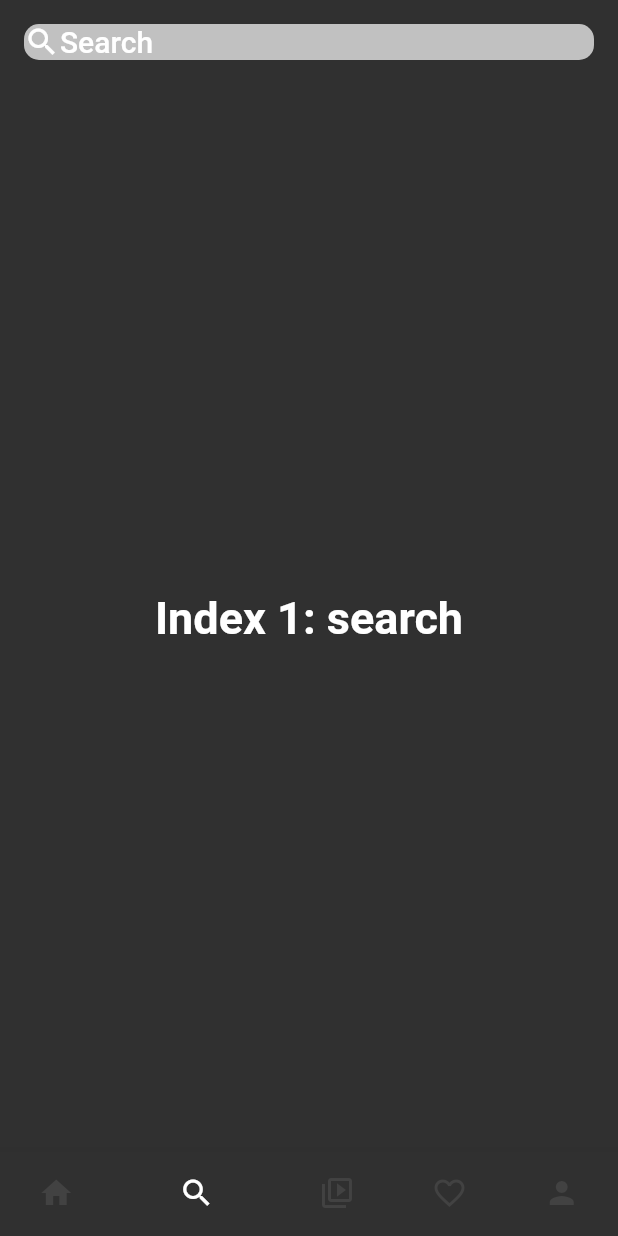
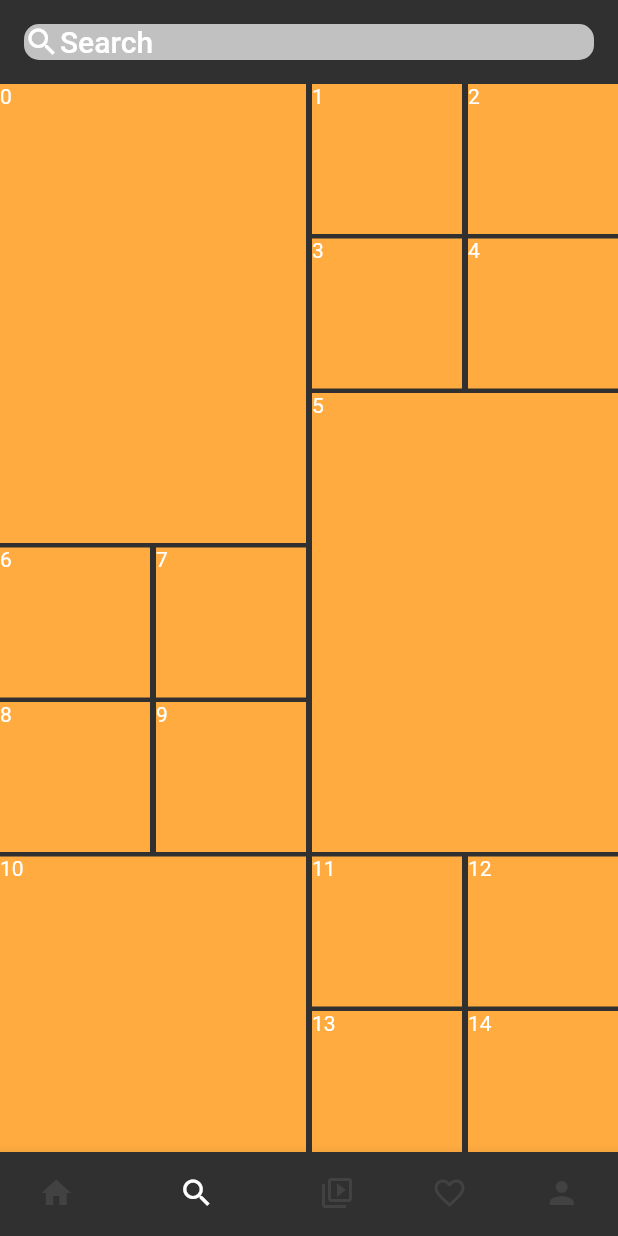
Before and after one commit to akshayanil22/Instagram-Ui, a Flutter app: the screen it shows after launch, item 2 of the bottom bar chosen, on a phone screen of 412 x 824 dp. Run offline on Flutter 3.47's test engine with Material 2 defaults, Android fonts, the phone set to English and light mode, and no system bars; network calls fail.

Commit message:
Add  staggered gridview in Search Page

```diff
--- a/lib/main.dart
+++ b/lib/main.dart
@@ -1,6 +1,7 @@
 import 'package:flutter/material.dart';
 import 'package:instagram_ui/screens/home_page.dart';
 import 'package:instagram_ui/screens/profile_page.dart';
+import 'package:instagram_ui/screens/search_page.dart';
 
 void main() => runApp(MyApp());
 
@@ -24,14 +25,11 @@ class MainPage extends StatefulWidget {
 }
 
 class _MainPageState extends State<MainPage> {
-  int _selectedIndex = 4;
+  int _selectedIndex = 0;
   static const TextStyle optionStyle = TextStyle(fontSize: 30, fontWeight: FontWeight.bold);
   static List<Widget> _widgetOptions = <Widget>[
     HomePage(),
-    Text(
-      'Index 1: search',
-      style: optionStyle,
-    ),
+    SearchPage(),
     Text(
       'Index 2: reel',
       style: optionStyle,
--- a/lib/screens/home_page.dart
+++ b/lib/screens/home_page.dart
@@ -11,10 +11,9 @@ class HomePage extends StatelessWidget {
       children: [
         const StorySection(),
         const Divider(thickness: 1,),
-        CustomPostWidget(postImageUrl: 'https://s3.ap-southeast-1.amazonaws.com/images.deccanchronicle.com/dc-Cover-bsnudco08r3igtj44duecnr7m4-20180203230738.Medi.jpeg', profileImageUrl: 'https://s3.ap-southeast-1.amazonaws.com/images.deccanchronicle.com/dc-Cover-bsnudco08r3igtj44duecnr7m4-20180203230738.Medi.jpeg',userName: 'Dulquer',),
+        CustomPostWidget(postImageUrl: 'assets/1.jfif', profileImageUrl: 'mohanlal.jfif',userName: 'Mohan Lal',),
         SizedBox(height: 10,),
-        CustomPostWidget(postImageUrl: 'https://images.newindianexpress.com/uploads/user/imagelibrary/2021/9/23/w1200X800/Mammootty_YouTube.jpg', profileImageUrl: 'https://images.newindianexpress.com/uploads/user/imagelibrary/2021/9/23/w1200X800/Mammootty_YouTube.jpg',userName: 'Mammotty',),
-
+        CustomPostWidget(postImageUrl: 'assets/2.jpg', profileImageUrl: 'Mammootty.jfif',userName: 'Mammotty',),
       ],
     );
   }
--- a/lib/screens/profile_page.dart
+++ b/lib/screens/profile_page.dart
@@ -14,7 +14,7 @@ class ProfilePage extends StatelessWidget {
                 userName: 'Dulquer Salman',
                 hasStory: false,
                 imageUrl:
-                    'https://s3.ap-southeast-1.amazonaws.com/images.deccanchronicle.com/dc-Cover-bsnudco08r3igtj44duecnr7m4-20180203230738.Medi.jpeg'),
+                    'dq.jpg'),
             Column(
               children: [Text('4'), Text('Posts')],
             ),
--- /dev/null
+++ b/lib/screens/search_page.dart
@@ -0,0 +1,28 @@
+import 'package:flutter/material.dart';
+import 'package:flutter_staggered_grid_view/flutter_staggered_grid_view.dart';
+
+class SearchPage extends StatelessWidget {
+  const SearchPage({Key? key}) : super(key: key);
+
+  @override
+  Widget build(BuildContext context) {
+    return GridView.custom(
+      gridDelegate: SliverQuiltedGridDelegate(
+        crossAxisCount: 4,
+        mainAxisSpacing: 3,
+        crossAxisSpacing: 4,
+        repeatPattern: QuiltedGridRepeatPattern.inverted,
+        pattern: [
+          QuiltedGridTile(3, 2),
+          QuiltedGridTile(1, 1),
+          QuiltedGridTile(1, 1),
+          QuiltedGridTile(1, 1),
+          QuiltedGridTile(1, 1),
+        ],
+      ),
+      childrenDelegate: SliverChildBuilderDelegate(
+            (context, index) => Container(color:Colors.orangeAccent,child:Text(index.toString())),
+      ),
+    );
+  }
+}
--- a/lib/widgets/custom_post_widget.dart
+++ b/lib/widgets/custom_post_widget.dart
@@ -56,7 +56,7 @@ class CustomPostWidget extends StatelessWidget {
         SizedBox(height: 10,),
         Row(
           children: [
-            CustomProfileWidget(radius:40,hasStory:false,isPost:true,imageUrl: 'https://s3.ap-southeast-1.amazonaws.com/images.deccanchronicle.com/dc-Cover-bsnudco08r3igtj44duecnr7m4-20180203230738.Medi.jpeg',),
+            CustomProfileWidget(radius:40,hasStory:false,isPost:true,imageUrl: 'dq.jpg',),
             SizedBox(width: 10,),
             Text('Add a comment...',style: TextStyle(color: Colors.grey),),
             Spacer(),
--- a/lib/widgets/custom_profile_widget.dart
+++ b/lib/widgets/custom_profile_widget.dart
@@ -24,7 +24,7 @@ class CustomProfileWidget extends StatelessWidget {
                   width: radius,
                   height: radius,
                   decoration: BoxDecoration(
-                    image: DecorationImage(image: NetworkImage(imageUrl),fit: BoxFit.cover),
+                    image: DecorationImage(image: AssetImage('assets/'+imageUrl),fit: BoxFit.cover),
                       color: Colors.black,
                       border:hasStory? Border.all(color: Colors.pink, width: 3):null,
                       borderRadius: BorderRadius.circular(radius/2)),
--- a/pubspec.yaml
+++ b/pubspec.yaml
@@ -34,6 +34,7 @@ dependencies:
   # The following adds the Cupertino Icons font to your application.
   # Use with the CupertinoIcons class for iOS style icons.
   cupertino_icons: ^1.0.2
+  flutter_staggered_grid_view: ^0.6.1
 
 dev_dependencies:
   flutter_test:
@@ -58,8 +59,8 @@ flutter:
   uses-material-design: true
 
   # To add assets to your application, add an assets section, like this:
-  # assets:
-  #   - images/a_dot_burr.jpeg
+  assets:
+    - assets/
   #   - images/a_dot_ham.jpeg
 
   # An image asset can refer to one or more resolution-specific "variants", see
```
Also changed, not shown: lib/sections/story__section.dart (+6 -9 lines), assets/2.jpg (added), assets/3.jpg (added), assets/4.jpg (added), assets/5.jpg (added), assets/dq.jpg (added), pubspec.lock, 5 other files.
